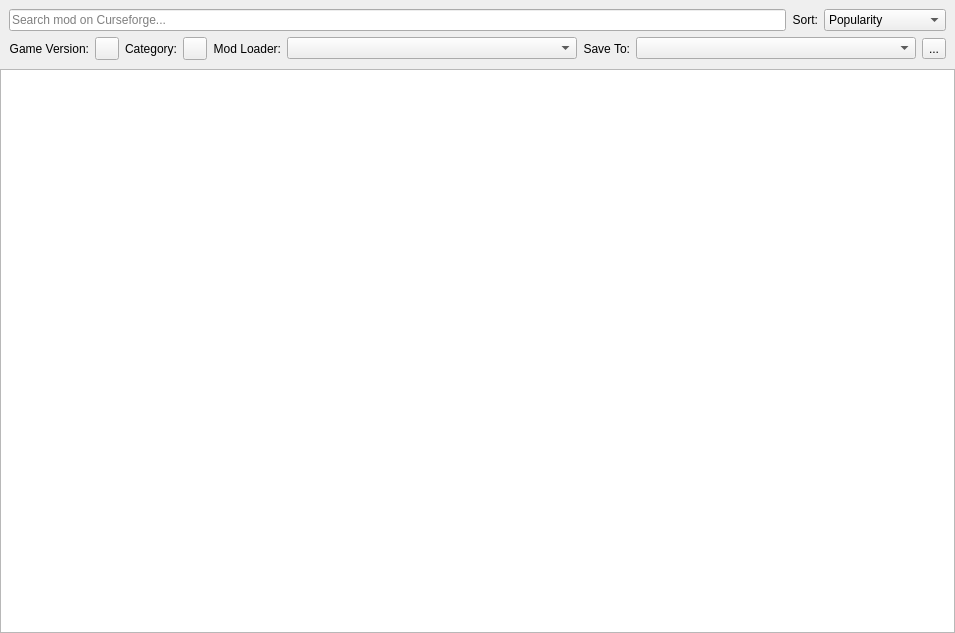
First picture: the form in src/ui/curseforge/curseforgemodbrowser.ui, repository kaniol-lck/modmanager, before the edit.
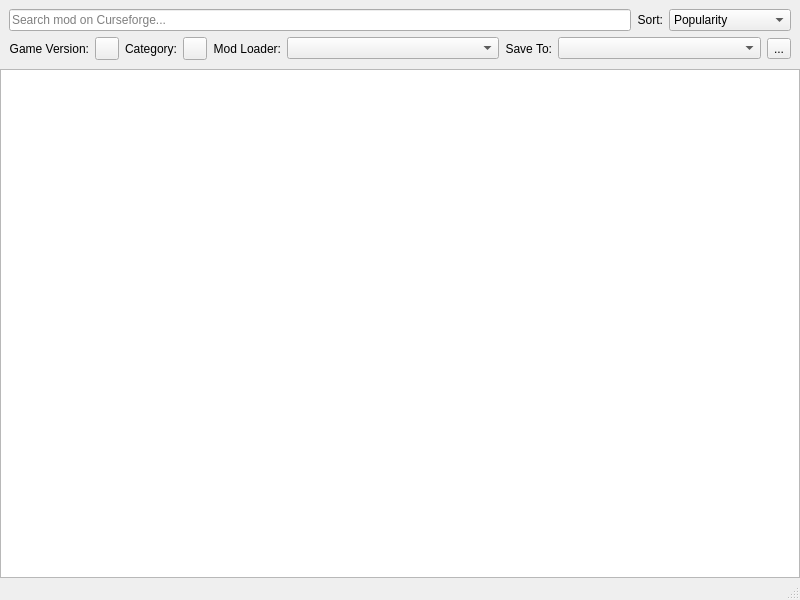
Second picture: the form after the edit. Icons and pictures are not drawn.

What changed in the file:
```diff
--- a/src/ui/curseforge/curseforgemodbrowser.ui
+++ b/src/ui/curseforge/curseforgemodbrowser.ui
@@ -1,16 +1,20 @@
 <?xml version="1.0" encoding="UTF-8"?>
 <ui version="4.0">
  <class>CurseforgeModBrowser</class>
- <widget class="QWidget" name="CurseforgeModBrowser">
+ <widget class="QMainWindow" name="CurseforgeModBrowser">
   <property name="geometry">
    <rect>
     <x>0</x>
     <y>0</y>
-    <width>955</width>
-    <height>633</height>
+    <width>800</width>
+    <height>600</height>
    </rect>
   </property>
-  <layout class="QGridLayout" name="mainLayout">
+  <property name="windowTitle">
+   <string>MainWindow</string>
+  </property>
+  <widget class="QWidget" name="centralwidget">
+   <layout class="QGridLayout" name="gridLayout_2">
    <property name="leftMargin">
     <number>0</number>
    </property>
@@ -26,19 +30,6 @@
    <property name="spacing">
     <number>0</number>
    </property>
-   <item row="1" column="0">
-    <widget class="QListView" name="modListView">
-     <property name="editTriggers">
-      <set>QAbstractItemView::NoEditTriggers</set>
-     </property>
-     <property name="selectionBehavior">
-      <enum>QAbstractItemView::SelectRows</enum>
-     </property>
-     <property name="verticalScrollMode">
-      <enum>QAbstractItemView::ScrollPerPixel</enum>
-     </property>
-    </widget>
-   </item>
    <item row="0" column="0">
     <widget class="QWidget" name="widget" native="true">
      <layout class="QGridLayout" name="gridLayout">
@@ -222,7 +213,22 @@
      </layout>
     </widget>
    </item>
-  </layout>
+    <item row="1" column="0">
+     <widget class="QListView" name="modListView">
+      <property name="editTriggers">
+       <set>QAbstractItemView::NoEditTriggers</set>
+      </property>
+      <property name="selectionBehavior">
+       <enum>QAbstractItemView::SelectRows</enum>
+      </property>
+      <property name="verticalScrollMode">
+       <enum>QAbstractItemView::ScrollPerPixel</enum>
+      </property>
+     </widget>
+    </item>
+   </layout>
+  </widget>
+  <widget class="QStatusBar" name="statusbar"/>
  </widget>
  <resources/>
  <connections/>
```
Lines whose indentation alone changed are shown as unchanged.
